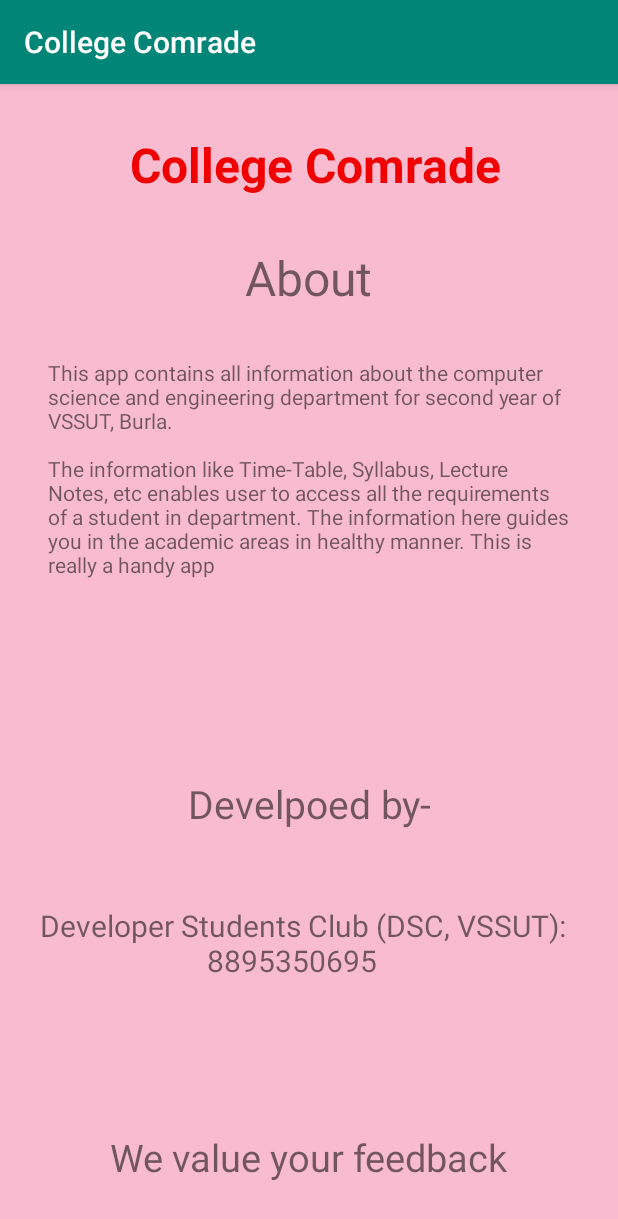
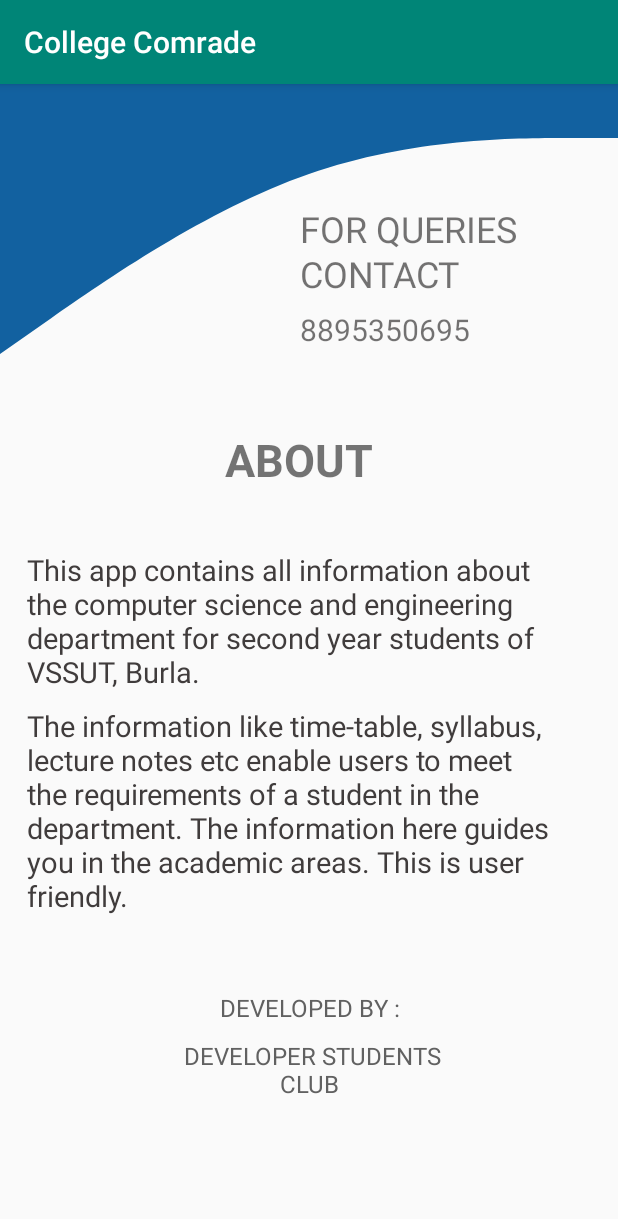
Before and after one commit to Developer-Student-Clubs-VSSUT-Burla/College-Comrade, an Android app: the contact screen opened directly, with no data from a screen before it, on a phone screen of 412 x 824 dp. Shown: the top 1219 px of the screen. Run offline under Robolectric (Android 15) with nearby library versions, the phone set to English and light mode, and no system bars.

Commit message:
contact us page

```diff
--- /dev/null
+++ b/app/src/main/res/drawable/ic_waves.xml
@@ -0,0 +1,9 @@
+<vector xmlns:android="http://schemas.android.com/apk/res/android"
+    android:width="1440dp"
+    android:height="320dp"
+    android:viewportWidth="1440"
+    android:viewportHeight="320">
+  <path
+      android:pathData="M0,320L120,277.3C240,235 480,149 720,106.7C960,64 1200,64 1320,64L1440,64L1440,0L1320,0C1200,0 960,0 720,0C480,0 240,0 120,0L0,0Z"
+      android:fillColor="#1261A0"/>
+</vector>
--- a/app/src/main/res/layout/activity_contact.xml
+++ b/app/src/main/res/layout/activity_contact.xml
@@ -4,81 +4,114 @@
     xmlns:tools="http://schemas.android.com/tools"
     android:layout_width="match_parent"
     android:layout_height="match_parent"
-    android:background="#F8BBD0"
-    tools:context=".contact">
+    android:layout_gravity="center"
+    android:background="#00F8BBD0">
+
     <RelativeLayout
         android:layout_width="match_parent"
-        android:layout_height="wrap_content"
-        >
+        android:layout_height="wrap_content">
+
+        <View
+            android:id="@+id/view"
+            android:layout_width="wrap_content"
+            android:layout_height="180dp"
+
+            android:background="@drawable/ic_waves" />
+
         <TextView
-            android:id="@+id/cs"
-            android:layout_margin="32dp"
+            android:id="@+id/textView2"
             android:layout_width="wrap_content"
             android:layout_height="wrap_content"
-            android:textStyle="bold"
-            android:layout_centerHorizontal="true"
-            android:text=" College Comrade"
-            android:textAlignment="center"
-            android:textSize="32sp"
-            android:textColor="#F00000" />
+            android:layout_marginLeft="200dp"
+            android:layout_marginTop="80dp"
+            android:text="FOR QUERIES"
+            android:textColor="#9C1B1A1A"
+            android:textSize="24sp" />
+
         <TextView
+            android:id="@+id/textView3"
             android:layout_width="wrap_content"
             android:layout_height="wrap_content"
-            android:text="About"
-            android:textSize="32sp"
-            android:id="@+id/a"
-            android:layout_below="@id/cs"
-            android:layout_centerHorizontal="true"/>
+            android:layout_marginLeft="200dp"
+            android:layout_marginTop="110dp"
+            android:text="CONTACT"
+            android:textColor="#9C1B1A1A"
+            android:textSize="24sp" />
+
         <TextView
+            android:id="@+id/textView4"
             android:layout_width="wrap_content"
             android:layout_height="wrap_content"
-            android:layout_below="@id/a"
-            android:id="@+id/about"
-            android:layout_margin="32dp"
-            android:text="This app contains all information about the computer science and engineering department for second year of VSSUT, Burla.\n\nThe information like Time-Table, Syllabus, Lecture Notes, etc enables user to access all the requirements of a student in department. The information here guides you in the academic areas in healthy manner. This is really a handy app"/>
+            android:layout_marginLeft="200dp"
+            android:layout_marginTop="150dp"
+            android:gravity="left"
+            android:text="8895350695"
+            android:textColor="#9C1B1A1A"
+            android:textSize="20sp" />
+
+
         <TextView
-            android:id="@+id/dev"
+            android:id="@+id/textView5"
             android:layout_width="wrap_content"
             android:layout_height="wrap_content"
-            android:textSize="26sp"
-            android:layout_marginTop="100dp"
-            android:text="Develpoed by-"
-            android:textAlignment="center"
-            android:layout_below="@id/about"
-            android:layout_centerInParent="true"
-            android:layout_centerVertical="true"/>
+            android:layout_marginLeft="150dp"
+            android:layout_marginTop="230dp"
+            android:text="ABOUT"
+            android:textSize="30sp"
+            android:textStyle="bold" />
+
         <TextView
-            android:id="@+id/rittik"
+            android:id="@+id/textView"
             android:layout_width="wrap_content"
             android:layout_height="wrap_content"
-            android:text="Developer Students Club (DSC, VSSUT):  \n8895350695     "
-            android:textAlignment="center"
-            android:layout_below="@id/dev"
-            android:textSize="20sp"
-            android:layout_marginStart="22dp"
-            android:layout_marginTop="50dp"
-            android:layout_centerInParent="true"
-            android:layout_centerVertical="true"
-            />
-        <!--<TextView
-            android:id="@+id/aitik"
+            android:layout_below="@id/textView5"
+            android:layout_marginLeft="18dp"
+            android:layout_marginTop="40dp"
+            android:layout_marginRight="15dp"
+            android:foregroundGravity="center"
+            android:text="@string/about"
+            android:textColor="#403C3C"
+            android:textSize="19sp" />
+
+        <TextView
+            android:id="@+id/textView6"
             android:layout_width="wrap_content"
             android:layout_height="wrap_content"
-            android:text="  Aitik Dandapat:\n   6206014527"
-            android:layout_alignParentEnd="true"
-            android:layout_below="@id/dev"
-            android:textSize="20sp"
-            android:layout_alignParentRight="true"
-            android:layout_marginEnd="22dp"
-            android:layout_marginTop="50dp" />-->
+            android:layout_below="@id/textView"
+            android:layout_marginLeft="18dp"
+            android:layout_marginTop="10dp"
+            android:layout_marginRight="15dp"
+            android:layout_marginBottom="15dp"
+            android:foregroundGravity="center"
+            android:text="@string/about1"
+            android:textColor="#403C3C"
+            android:textSize="19sp" />
+
         <TextView
+            android:id="@+id/textView8"
+            android:layout_width="match_parent"
+            android:layout_height="wrap_content"
+            android:layout_below="@id/textView6"
+            android:layout_marginLeft="100dp"
+            android:layout_marginTop="35dp"
+            android:layout_marginRight="100dp"
+            android:gravity="center"
+            android:text="DEVELOPED BY :"
+            android:textColor="#616161"
+            android:textSize="16sp" />
+
+        <TextView
+            android:id="@+id/textView9"
             android:layout_width="wrap_content"
             android:layout_height="wrap_content"
-            android:layout_below="@id/rittik"
-            android:layout_centerHorizontal="true"
-            android:text="We value your feedback"
-            android:textSize="25sp"
-            android:layout_marginTop="100dp"/>
+            android:layout_below="@id/textView8"
+            android:layout_marginLeft="100dp"
+            android:layout_marginTop="10dp"
+            android:layout_marginRight="100dp"
+            android:gravity="center"
+            android:text=" DEVELOPER STUDENTS CLUB"
+            android:textColor="#616161"
+            android:textSize="16sp" />
 
     </RelativeLayout>
 
--- a/app/src/main/res/values/strings.xml
+++ b/app/src/main/res/values/strings.xml
@@ -1,3 +1,10 @@
 <resources>
     <string name="app_name">College Comrade</string>
+    <string name="about">This app contains all information about the computer science
+    and engineering department for second year students of VSSUT, Burla.
+
+
+    </string>
+    <string name="about1">The information like time-table, syllabus, lecture notes etc enable users to meet the requirements of a student in the department.
+     The information here guides you in the academic areas. This is user friendly.</string>
 </resources>
```
